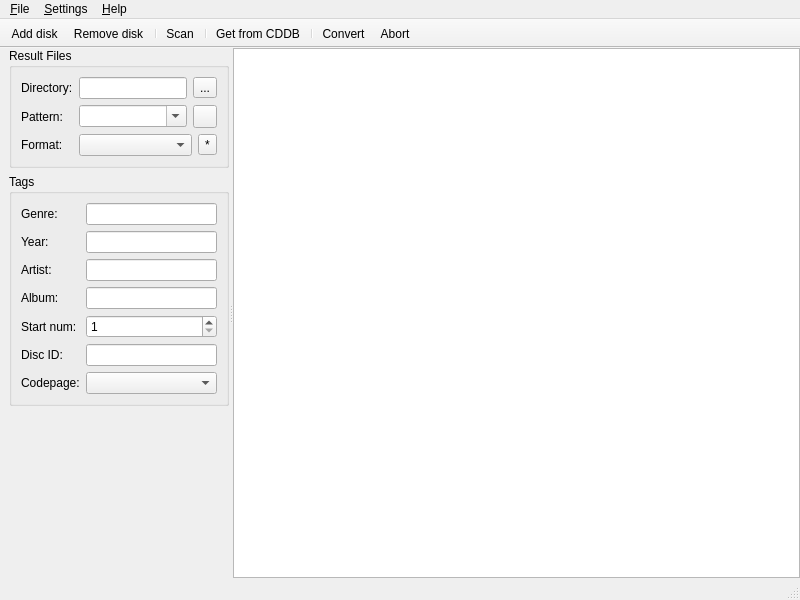
Before: the Qt Designer form gui/mainwindow.ui in flacon/flacon, drawn with Qt 5.
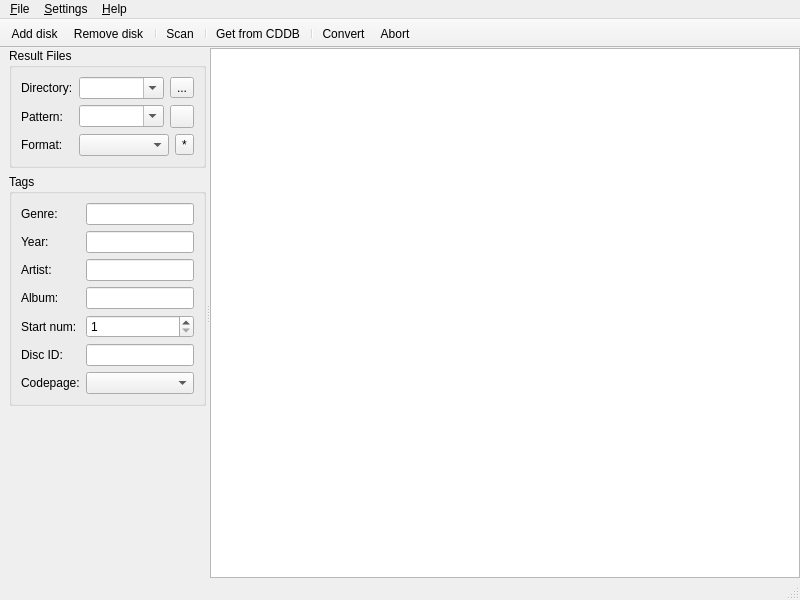
After: the same form once the commit is applied. Custom widgets are drawn as their Qt base class.

Commit message: Add history to outDirEdit

```diff
--- a/gui/mainwindow.ui
+++ b/gui/mainwindow.ui
@@ -50,7 +50,11 @@
            <item row="0" column="1">
             <layout class="QHBoxLayout" name="horizontalLayout_3">
              <item>
-              <widget class="QLineEdit" name="outDirEdit"/>
+              <widget class="HistoryComboBox" name="outDirEdit">
+               <property name="editable">
+                <bool>true</bool>
+               </property>
+              </widget>
              </item>
              <item>
               <widget class="QToolButton" name="outDirButton">
```
Left out of the diff: 3 changed lines with no effect on the pictures. The commit also changes 6 other files.
